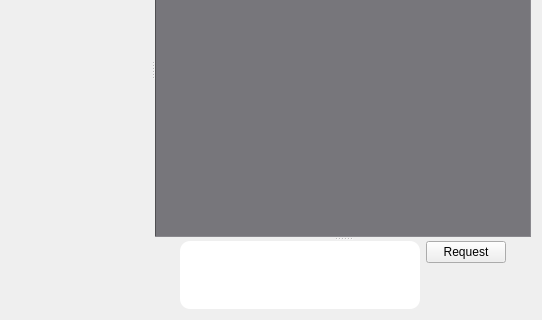
asianirish/AI-Ronaut, file PageImagePage.ui: the form before one commit; both pictures show x 0 to 542 and y 182 to 502 of the 542 by 502 pixel window.
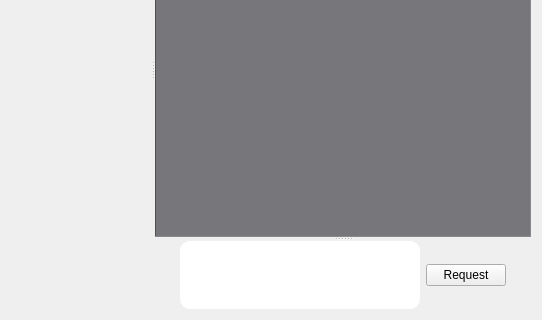
The form after the commit.

The edit to the form file:
```diff
--- a/PageImagePage.ui
+++ b/PageImagePage.ui
@@ -110,53 +110,7 @@
            <property name="leftMargin">
             <number>0</number>
            </property>
-           <item row="0" column="3">
-            <spacer name="horizontalSpacer_2">
-             <property name="orientation">
-              <enum>Qt::Horizontal</enum>
-             </property>
-             <property name="sizeHint" stdset="0">
-              <size>
-               <width>40</width>
-               <height>20</height>
-              </size>
-             </property>
-            </spacer>
-           </item>
-           <item row="0" column="0">
-            <spacer name="horizontalSpacer">
-             <property name="orientation">
-              <enum>Qt::Horizontal</enum>
-             </property>
-             <property name="sizeHint" stdset="0">
-              <size>
-               <width>40</width>
-               <height>20</height>
-              </size>
-             </property>
-            </spacer>
-           </item>
-           <item row="0" column="2">
-            <widget class="QPushButton" name="requestButton">
-             <property name="text">
-              <string>Request</string>
-             </property>
-            </widget>
-           </item>
-           <item row="1" column="2">
-            <spacer name="verticalSpacer">
-             <property name="orientation">
-              <enum>Qt::Vertical</enum>
-             </property>
-             <property name="sizeHint" stdset="0">
-              <size>
-               <width>20</width>
-               <height>40</height>
-              </size>
-             </property>
-            </spacer>
-           </item>
-           <item row="0" column="1" rowspan="2">
+           <item row="0" column="1" rowspan="3">
             <widget class="QTextEdit" name="requestEdit">
              <property name="styleSheet">
               <string notr="true">border-radius: 10px; 
@@ -164,6 +118,39 @@
              </property>
             </widget>
            </item>
+           <item row="1" column="2">
+            <widget class="QPushButton" name="requestButton">
+             <property name="text">
+              <string>Request</string>
+             </property>
+            </widget>
+           </item>
+           <item row="1" column="0">
+            <spacer name="horizontalSpacer">
+             <property name="orientation">
+              <enum>Qt::Horizontal</enum>
+             </property>
+             <property name="sizeHint" stdset="0">
+              <size>
+               <width>40</width>
+               <height>20</height>
+              </size>
+             </property>
+            </spacer>
+           </item>
+           <item row="1" column="3">
+            <spacer name="horizontalSpacer_2">
+             <property name="orientation">
+              <enum>Qt::Horizontal</enum>
+             </property>
+             <property name="sizeHint" stdset="0">
+              <size>
+               <width>40</width>
+               <height>20</height>
+              </size>
+             </property>
+            </spacer>
+           </item>
           </layout>
          </widget>
         </widget>
```
Left out of the diff: 2 changed lines with no effect on the pictures.
